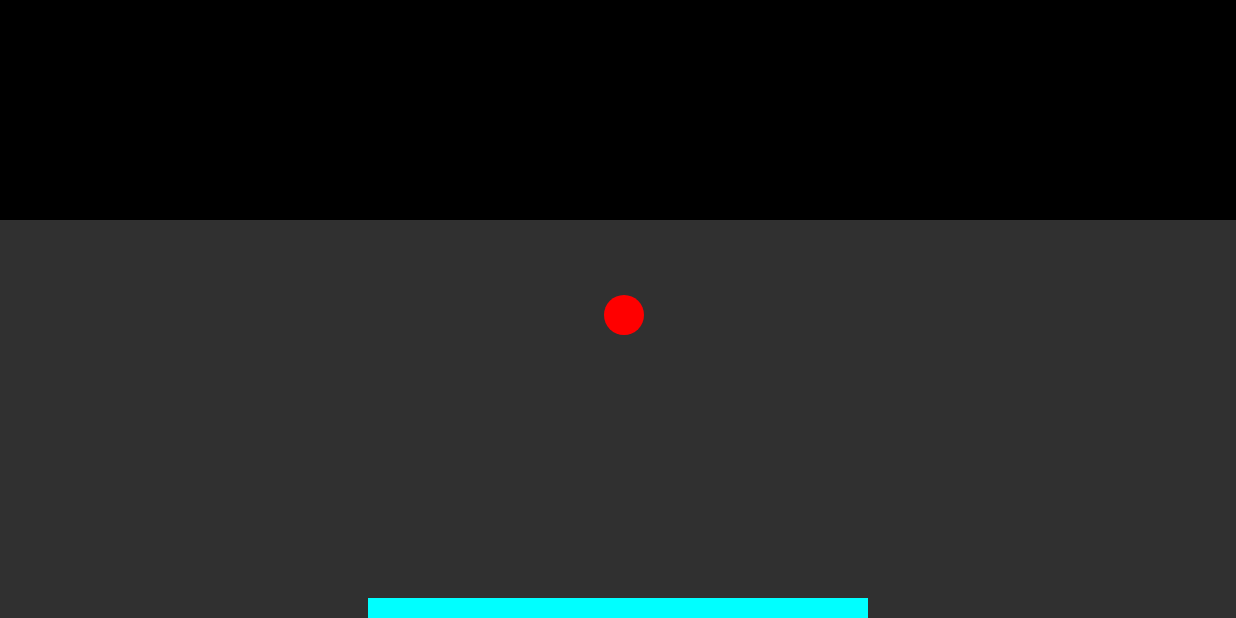
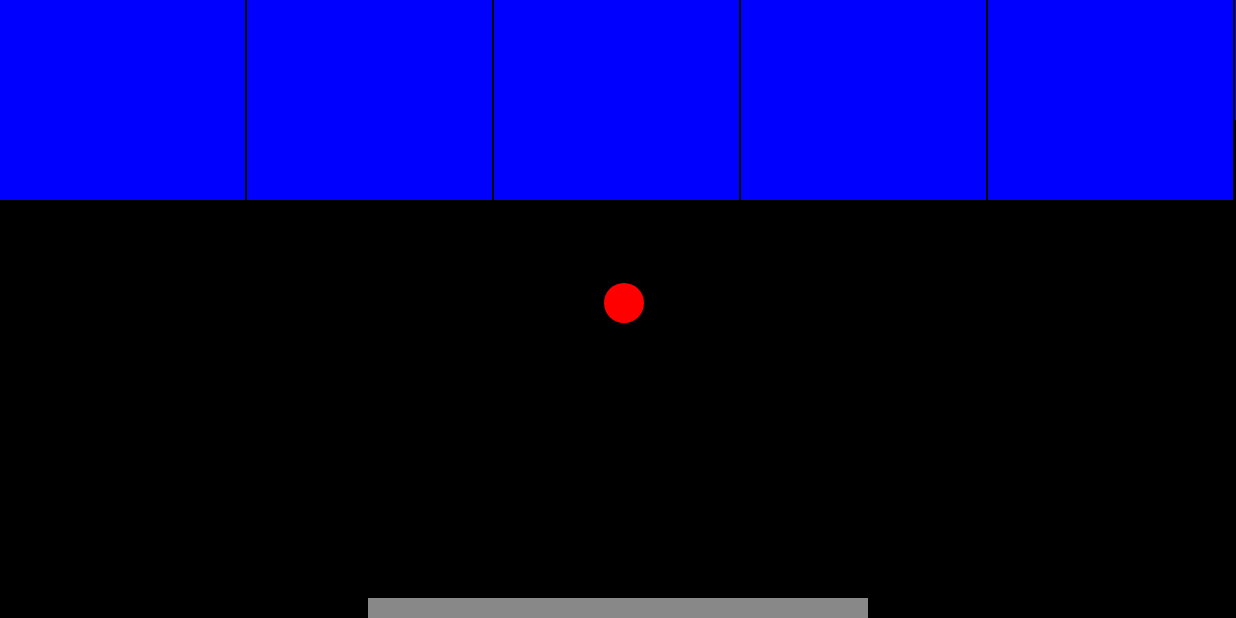
Before and after one commit to purkayasta/Android_Dx_Ball, an Android app: the StartingGameView screen opened directly, with no data from a screen before it, on a phone screen of 824 x 412 dp (held sideways). Run offline under Robolectric (Android 15) with nearby library versions, the phone set to English and light mode, and no system bars.

Commit message:
Updated Color

```diff
--- a/app/src/main/java/embedded_programing_final_term_project/dx_ball/Bar.java
+++ b/app/src/main/java/embedded_programing_final_term_project/dx_ball/Bar.java
@@ -23,7 +23,7 @@ public class Bar{
         right=0;
         bottom=0;
         paint=new Paint();
-        paint.setColor(Color.CYAN);
+        paint.setColor(Color.GRAY);
 
     }
 
--- a/app/src/main/java/embedded_programing_final_term_project/dx_ball/Bricks.java
+++ b/app/src/main/java/embedded_programing_final_term_project/dx_ball/Bricks.java
@@ -9,10 +9,7 @@ import android.graphics.RectF;
 
 public class Bricks {
     float top,bottom,left,right;
-    Canvas canvas = new Canvas();
     Paint paint;
-    Point point;
-    int x,y;
     int color;
 
 
--- a/app/src/main/java/embedded_programing_final_term_project/dx_ball/MainGameView.java
+++ b/app/src/main/java/embedded_programing_final_term_project/dx_ball/MainGameView.java
@@ -31,24 +31,14 @@ public class MainGameView extends View implements Runnable {
     float brickX = 0, brickY= 0;
 
 
-    float left,
-            right,
-            top,
-            bottom;
+    float left, right, top, bottom;
 
-    float downX,
-            downY,
-            upX,
-            upY;
+    float downX, downY, upX, upY;
 
-    boolean
-            leftPos,
-            rightPos,
-            first = true;
+    boolean leftPos, rightPos, first = true;
 
     int min_distance = 10;
 
-    int ballSpeed;
 
 
     public static int checkWidth=0;
@@ -74,31 +64,22 @@ public class MainGameView extends View implements Runnable {
         canvasHeight=canvas.getHeight();
         canvasWidth=canvas.getWidth();
 
-        if(first==true) {
+        if(first) {
 
             first = false;
 
             for(int i=0; i<12; i++){
-                int color;
 
                 //CREATE BRICK POSITION
-                if(brickX>=canvas.getWidth()) {
+                if(brickX > canvas.getWidth()) {
                     brickX = 0;
                     brickY += 80;
                 }
 
-                //CHECK COLOR
-                if(i%6==0)
-                    color = Color.BLACK;
-                else
-                    color = Color.BLUE;
-
                 //ADD NEW BRICK
-                bricks.add(new Bricks(brickX,brickY,brickX+canvas.getWidth()/5,brickY+140,Color.BLACK));
-
+                bricks.add(new Bricks(brickX,brickY,brickX+canvas.getWidth()/5,brickY+120,Color.BLUE));
                 brickX += canvas.getWidth() / 5;
             }
-
 
             myBall=new Ball( canvas.getWidth()/2, canvas.getHeight()/2 ,Color.RED, 20);
             myBall.bounce(canvas);
@@ -115,41 +96,23 @@ public class MainGameView extends View implements Runnable {
             checkWidth = canvas.getWidth();
 
             myBall.setDx(2);
-            myBall.setDy(2);
+            myBall.setDy(-2);
 
             Log.d("", bricks.size() + "");
 
         }
 
-        //LEVEL ONE
-        /*
-        paint.setTextSize(30);
-        paint.setFakeBoldText(true);
-        paint.setARGB(10, 0,0,0);
-        canvas.drawText("LEVEL 1", canvas.getWidth() / 2 - 100 , canvas.getHeight() / 2 - 100, paint);
-
-        paint.setColor(Color.RED);
-        paint.setStyle(Paint.Style.FILL);
-        */
+        canvas.drawColor(Color.BLACK);
         //Ball
         canvas.drawCircle(myBall.getX(), myBall.getY(), myBall.getRadius(), myBall.getPaint());
-        /*
-        paint.setTextSize(30);
-        paint.setFakeBoldText(true);
-        canvas.drawText("Score: "+score,10,30,paint);
 
-        paint.setTextSize(30);
-        paint.setFakeBoldText(true);
-        canvas.drawText("Life: "+life,canvas.getWidth()-110,40,paint);
-
-*/
 
         //Bar
         canvas.drawRect(myBar.getLeft(), myBar.getTop(), myBar.getRight(), myBar.getBottom(), myBar.getPaint());
 
         //bricks
-        for(int i=0;i<bricks.size();i++){
-            canvas.drawRect(bricks.get(i).getLeft(),bricks.get(i).getTop(),bricks.get(i).getRight(),bricks.get(i).getBottom(),bricks.get(i).getPaint());
+        for(int i=0;i<bricks.size()-1;i++){
+            canvas.drawRect(bricks.get(i).getLeft(),bricks.get(i).getTop(),bricks.get(i).getRight()-2,bricks.get(i).getBottom(),bricks.get(i).getPaint());
         }
 
 
@@ -188,9 +151,7 @@ public class MainGameView extends View implements Runnable {
     public void ballBrickCollision(ArrayList<Bricks> br , Ball myBall, Canvas canvas){
         for(int i=0;i<br.size();i++) {
             if (((myBall.getY() - myBall.getRadius()) <= br.get(i).getBottom()) && ((myBall.getY() + myBall.getRadius()) >= br.get(i).getTop()) && ((myBall.getX()) >= br.get(i).getLeft()) && ((myBall.getX()) <= br.get(i).getRight())) {
-                //mp.start();
                 br.remove(i);
-
                 myBall.setDy(-(myBall.getDy()));
             }
         }
@@ -218,8 +179,7 @@ public class MainGameView extends View implements Runnable {
                 if(Math.abs(deltaX) > Math.abs(deltaY)){
                     if(Math.abs(deltaX) > min_distance) {
                         if (deltaX < 0) {
-                            //left=left+100;
-                            //right=right+100;
+
 
                             leftPos=true;
                             rightPos=false;
```
